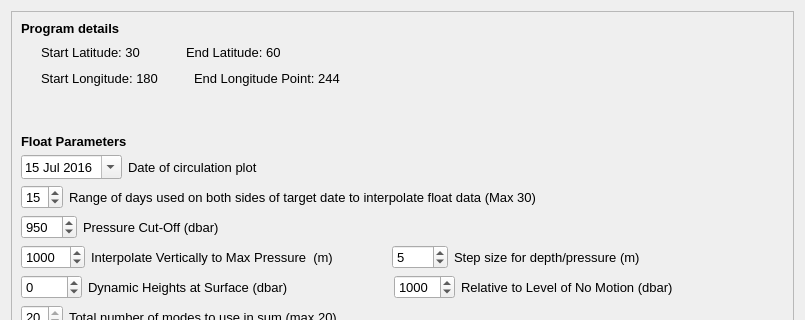
The window that ui_Files/circulationapp.ui (CallumColvine/ARGO-Float-Software) describes before a commit, drawn with Qt 5; both pictures show x 0 to 805 and y 0 to 320 of the 805 by 584 pixel window.
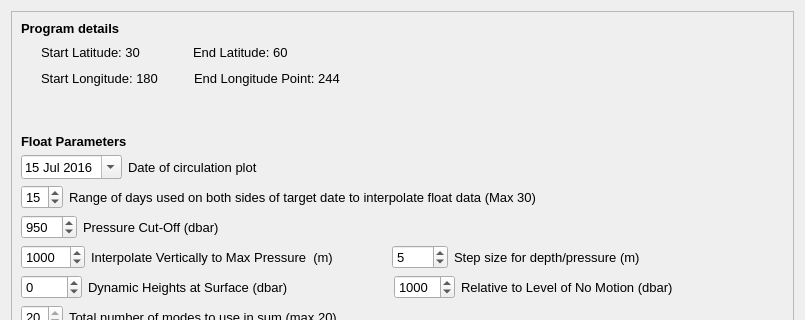
The same window after the commit.

```diff
--- a/ui_Files/circulationapp.ui
+++ b/ui_Files/circulationapp.ui
@@ -74,11 +74,11 @@
             <enum>Qt::Horizontal</enum>
            </property>
            <property name="sizeType">
-            <enum>QSizePolicy::Maximum</enum>
+            <enum>QSizePolicy::Fixed</enum>
            </property>
            <property name="sizeHint" stdset="0">
             <size>
-             <width>40</width>
+             <width>47</width>
              <height>20</height>
             </size>
            </property>
```
